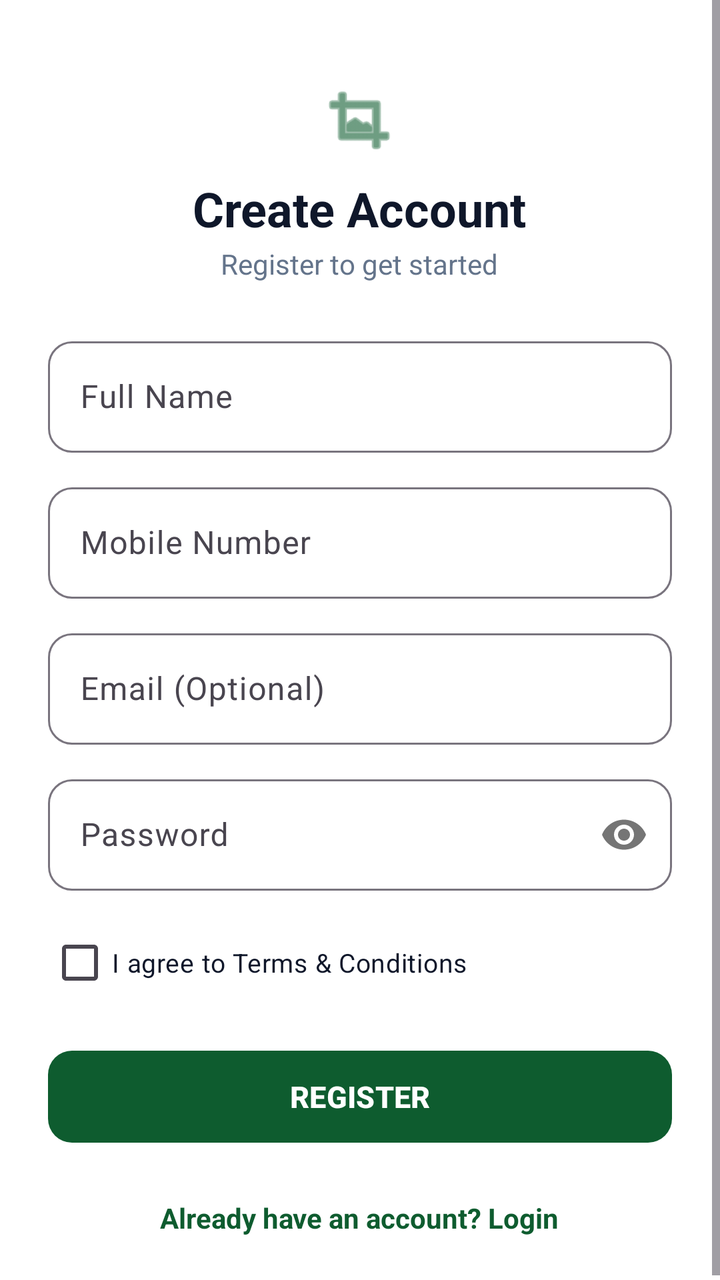
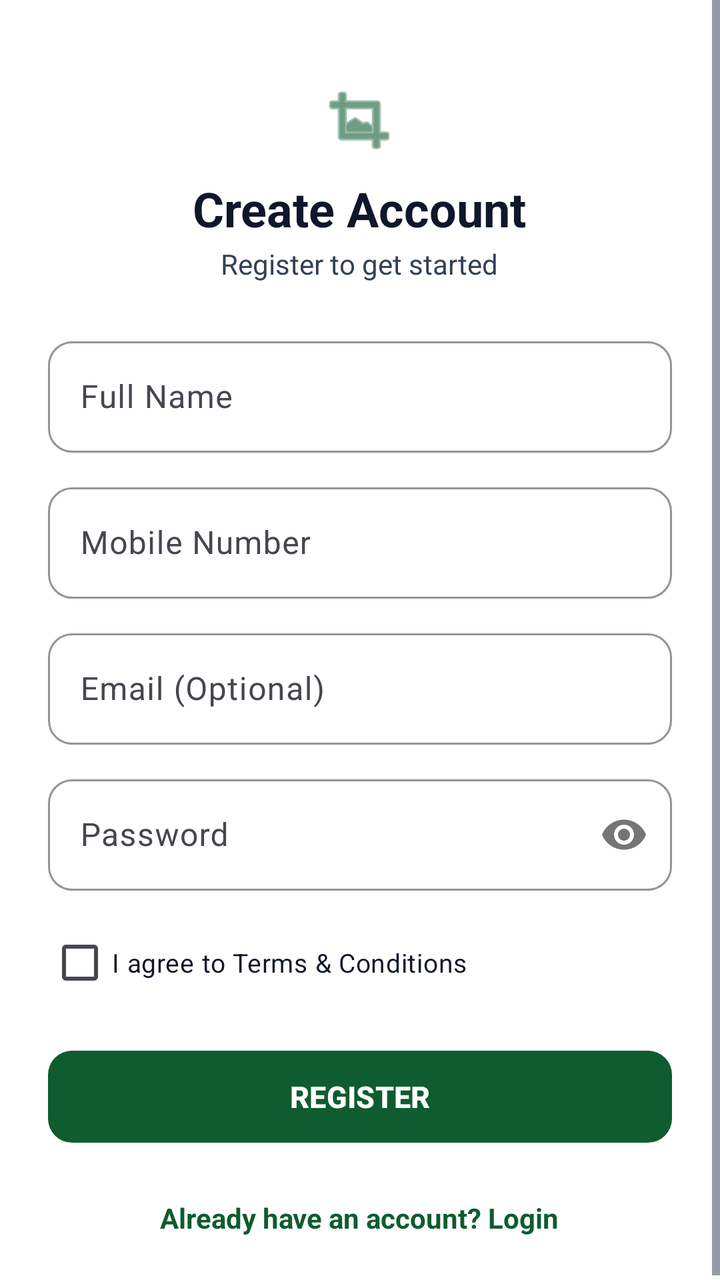

Screens rendered from an Android XML layout before and after an edit, with the pre-edit source and the edit as a unified diff.
<!-- AndroidManifest.xml: activity theme Theme.AgriLink.NoActionBar -->
<!-- res/layout/activity_register.xml -->
<?xml version="1.0" encoding="utf-8"?>
<ScrollView xmlns:android="http://schemas.android.com/apk/res/android"
    xmlns:app="http://schemas.android.com/apk/res-auto"
    android:layout_width="match_parent"
    android:layout_height="match_parent"
    android:background="@color/white"
    android:fillViewport="true">

    <LinearLayout
        android:layout_width="match_parent"
        android:layout_height="wrap_content"
        android:orientation="vertical"
        android:padding="24dp">

        <LinearLayout
            android:layout_width="wrap_content"
            android:layout_height="wrap_content"
            android:layout_gravity="center"
            android:layout_marginTop="16dp"
            android:gravity="center"
            android:orientation="vertical">

            <ImageView
                android:layout_width="40dp"
                android:layout_height="40dp"
                android:src="@android:drawable/ic_menu_crop"
                app:tint="@color/primary_green" />

            <TextView
                android:layout_width="wrap_content"
                android:layout_height="wrap_content"
                android:layout_marginTop="8dp"
                android:text="Create Account"
                android:textColor="@color/text_dark"
                android:textSize="24sp"
                android:textStyle="bold" />

            <TextView
                android:layout_width="wrap_content"
                android:layout_height="wrap_content"
                android:layout_marginTop="2dp"
                android:text="Register to get started"
                android:textColor="@color/text_muted"
                android:textSize="14sp" />
        </LinearLayout>

        
        <com.google.android.material.textfield.TextInputLayout
            style="@style/Widget.Material3.TextInputLayout.OutlinedBox"
            android:layout_width="match_parent"
            android:layout_height="wrap_content"
            android:layout_marginTop="24dp"
            android:hint="Full Name"
            app:boxCornerRadiusBottomEnd="12dp"
            app:boxCornerRadiusBottomStart="12dp"
            app:boxCornerRadiusTopEnd="12dp"
            app:boxCornerRadiusTopStart="12dp">

            <com.google.android.material.textfield.TextInputEditText
                android:id="@+id/etFullName"
                android:layout_width="match_parent"
                android:layout_height="wrap_content"
                android:inputType="textPersonName" />
        </com.google.android.material.textfield.TextInputLayout>

        
        <com.google.android.material.textfield.TextInputLayout
            style="@style/Widget.Material3.TextInputLayout.OutlinedBox"
            android:layout_width="match_parent"
            android:layout_height="wrap_content"
            android:layout_marginTop="12dp"
            android:hint="Mobile Number"
            app:boxCornerRadiusBottomEnd="12dp"
            app:boxCornerRadiusBottomStart="12dp"
            app:boxCornerRadiusTopEnd="12dp"
            app:boxCornerRadiusTopStart="12dp"
            app:prefixText="+91 ">

            <com.google.android.material.textfield.TextInputEditText
                android:id="@+id/etMobile"
                android:layout_width="match_parent"
                android:layout_height="wrap_content"
                android:inputType="phone" />
        </com.google.android.material.textfield.TextInputLayout>

        
        <com.google.android.material.textfield.TextInputLayout
            style="@style/Widget.Material3.TextInputLayout.OutlinedBox"
            android:layout_width="match_parent"
            android:layout_height="wrap_content"
            android:layout_marginTop="12dp"
            android:hint="Email (Optional)"
            app:boxCornerRadiusBottomEnd="12dp"
            app:boxCornerRadiusBottomStart="12dp"
            app:boxCornerRadiusTopEnd="12dp"
            app:boxCornerRadiusTopStart="12dp">

            <com.google.android.material.textfield.TextInputEditText
                android:id="@+id/etEmail"
                android:layout_width="match_parent"
                android:layout_height="wrap_content"
                android:inputType="textEmailAddress" />
        </com.google.android.material.textfield.TextInputLayout>

        
        <com.google.android.material.textfield.TextInputLayout
            style="@style/Widget.Material3.TextInputLayout.OutlinedBox"
            android:layout_width="match_parent"
            android:layout_height="wrap_content"
            android:layout_marginTop="12dp"
            android:hint="Password"
            app:boxCornerRadiusBottomEnd="12dp"
            app:boxCornerRadiusBottomStart="12dp"
            app:boxCornerRadiusTopEnd="12dp"
            app:boxCornerRadiusTopStart="12dp"
            app:passwordToggleEnabled="true">

            <com.google.android.material.textfield.TextInputEditText
                android:id="@+id/etPassword"
                android:layout_width="match_parent"
                android:layout_height="wrap_content"
                android:inputType="textPassword" />
        </com.google.android.material.textfield.TextInputLayout>

        <CheckBox
            android:id="@+id/cbTerms"
            android:layout_width="wrap_content"
            android:layout_height="wrap_content"
            android:layout_marginTop="12dp"
            android:checked="false"
            android:text="I agree to Terms &amp; Conditions"
            android:textColor="@color/text_dark"
            android:textSize="13sp" />

        
        <com.google.android.material.button.MaterialButton
            android:id="@+id/btnRegister"
            android:layout_width="match_parent"
            android:layout_height="54dp"
            android:layout_marginTop="16dp"
            android:text="REGISTER"
            android:textColor="@color/white"
            android:textSize="15sp"
            android:textStyle="bold"
            app:backgroundTint="@color/primary_green"
            app:cornerRadius="12dp" />

        <TextView
            android:id="@+id/tvLogin"
            android:layout_width="wrap_content"
            android:layout_height="wrap_content"
            android:layout_gravity="center"
            android:layout_marginTop="24dp"
            android:text="Already have an account? Login"
            android:textColor="@color/primary_green"
            android:textSize="14sp"
            android:textStyle="bold" />

    </LinearLayout>

</ScrollView>
<!-- resources referenced by this layout -->
<resources>
  <color name="primary_green">#0E5C2F</color>
  <color name="text_dark">#0F172A</color>
  <color name="text_muted">#64748B</color>
  <color name="white">#FFFFFF</color>
  <style name="Theme.AgriLink.NoActionBar">
          <item name="windowActionBar">false</item>
          <item name="windowNoTitle">true</item>
      </style>
</resources>

<!-- the commit's change to res/layout/activity_register.xml (unified diff, before → after) -->
@@ -54,13 +54,17 @@
             app:boxCornerRadiusBottomEnd="12dp"
             app:boxCornerRadiusBottomStart="12dp"
             app:boxCornerRadiusTopEnd="12dp"
-            app:boxCornerRadiusTopStart="12dp">
+            app:boxCornerRadiusTopStart="12dp"
+            app:boxStrokeColor="@color/primary_green">
 
             <com.google.android.material.textfield.TextInputEditText
                 android:id="@+id/etFullName"
                 android:layout_width="match_parent"
                 android:layout_height="wrap_content"
-                android:inputType="textPersonName" />
+                android:inputType="textPersonName"
+                android:textColor="@color/text_dark"
+                android:textColorHint="@color/text_muted"
+                android:textSize="16sp" />
         </com.google.android.material.textfield.TextInputLayout>
 
         
@@ -74,13 +78,18 @@
             app:boxCornerRadiusBottomStart="12dp"
             app:boxCornerRadiusTopEnd="12dp"
             app:boxCornerRadiusTopStart="12dp"
-            app:prefixText="+91 ">
+            app:boxStrokeColor="@color/primary_green"
+            app:prefixText="+91 "
+            app:prefixTextColor="@color/text_dark">
 
             <com.google.android.material.textfield.TextInputEditText
                 android:id="@+id/etMobile"
                 android:layout_width="match_parent"
                 android:layout_height="wrap_content"
-                android:inputType="phone" />
+                android:inputType="phone"
+                android:textColor="@color/text_dark"
+                android:textColorHint="@color/text_muted"
+                android:textSize="16sp" />
         </com.google.android.material.textfield.TextInputLayout>
 
         
@@ -93,13 +102,17 @@
             app:boxCornerRadiusBottomEnd="12dp"
             app:boxCornerRadiusBottomStart="12dp"
             app:boxCornerRadiusTopEnd="12dp"
-            app:boxCornerRadiusTopStart="12dp">
+            app:boxCornerRadiusTopStart="12dp"
+            app:boxStrokeColor="@color/primary_green">
 
             <com.google.android.material.textfield.TextInputEditText
                 android:id="@+id/etEmail"
                 android:layout_width="match_parent"
                 android:layout_height="wrap_content"
-                android:inputType="textEmailAddress" />
+                android:inputType="textEmailAddress"
+                android:textColor="@color/text_dark"
+                android:textColorHint="@color/text_muted"
+                android:textSize="16sp" />
         </com.google.android.material.textfield.TextInputLayout>
 
         
@@ -113,13 +126,17 @@
             app:boxCornerRadiusBottomStart="12dp"
             app:boxCornerRadiusTopEnd="12dp"
             app:boxCornerRadiusTopStart="12dp"
+            app:boxStrokeColor="@color/primary_green"
             app:passwordToggleEnabled="true">
 
             <com.google.android.material.textfield.TextInputEditText
                 android:id="@+id/etPassword"
                 android:layout_width="match_parent"
                 android:layout_height="wrap_content"
-                android:inputType="textPassword" />
+                android:inputType="textPassword"
+                android:textColor="@color/text_dark"
+                android:textColorHint="@color/text_muted"
+                android:textSize="16sp" />
         </com.google.android.material.textfield.TextInputLayout>
 
         <CheckBox
<!-- resource entries referenced after the edit -->
@@ -2,7 +2,7 @@
 <resources>
   <color name="primary_green">#0E5C2F</color>
   <color name="text_dark">#0F172A</color>
-  <color name="text_muted">#64748B</color>
+  <color name="text_muted">#334155</color>
   <color name="white">#FFFFFF</color>
   <style name="Theme.AgriLink.NoActionBar">
           <item name="windowActionBar">false</item>
